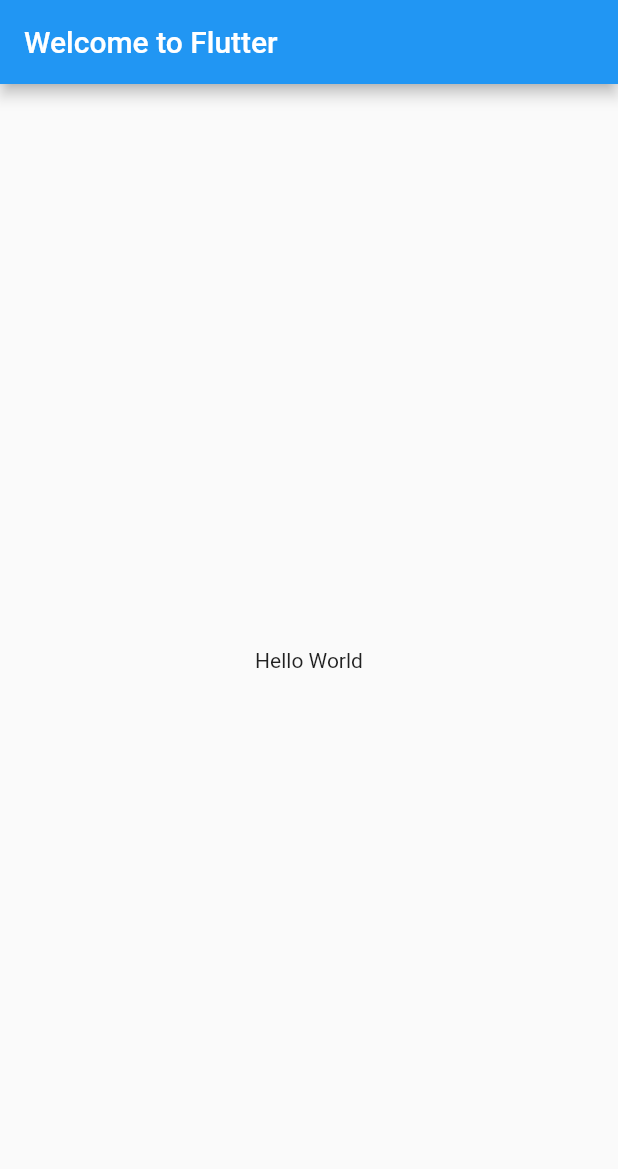
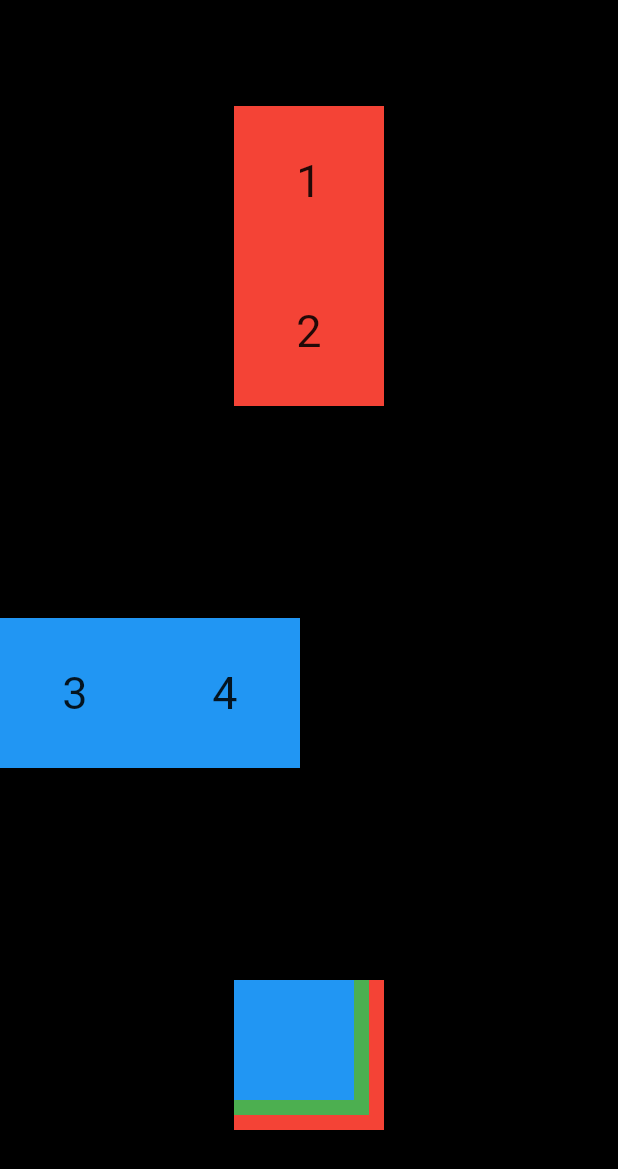
Before and after one commit to JorgeFigJoe/LDSW_Utilizcacion_de_widgets, a Flutter app: the screen it shows after launch, on a phone screen of 412 x 824 dp. Shown: the top 1169 px of the screen. Run offline on Flutter 3.47's test engine with Material 2 defaults, Android fonts, the phone set to English and light mode, and no system bars.

Commit message:
implementacion de stack column container y rows

```diff
--- /dev/null
+++ b/ldsw_utilizcacion_de_widgets/lib/columns.dart
@@ -0,0 +1,17 @@
+import 'package:flutter/material.dart';
+import 'package:ldsw_utilizcacion_de_widgets/contenedor.dart';
+
+class Columns extends StatelessWidget{
+
+  @override
+  Widget build(BuildContext context){
+    return Column(
+      //mainAxisAlignment: MainAxisAlignment.spaceAround,
+     // crossAxisAlignment: CrossAxisAlignment.stretch,
+      children: <Widget>[
+          Boxcontenedor(Colors.red, 1, 100.0),
+          Boxcontenedor(Colors.red, 2, 100.0)
+      ],
+    );
+  }
+}
--- /dev/null
+++ b/ldsw_utilizcacion_de_widgets/lib/contenedor.dart
@@ -0,0 +1,26 @@
+import 'package:flutter/material.dart';
+
+class Boxcontenedor extends StatelessWidget{
+    Color color;
+    int numero;
+    double ancho;
+
+    Boxcontenedor(this.color,this.numero,this.ancho);
+
+    @override
+    Widget build(BuildContext context){
+        return Container(
+            width: this.ancho,
+            height: this.ancho,
+            color: this.color,
+            child: Center(
+                child: Text(
+                    this.numero.toString(),
+                    style: TextStyle(
+                        fontSize: 30.0
+                    ),
+                ),
+            ),
+        );
+    }
+}
--- a/ldsw_utilizcacion_de_widgets/lib/main.dart
+++ b/ldsw_utilizcacion_de_widgets/lib/main.dart
@@ -1,24 +1,34 @@
 import 'package:flutter/material.dart';
+import 'package:ldsw_utilizcacion_de_widgets/columns.dart';
+import 'package:ldsw_utilizcacion_de_widgets/rows.dart';
+import 'package:ldsw_utilizcacion_de_widgets/stack.dart';
 
 void main() {
-  runApp(const MyApp());
+  runApp(EjemplosWidgets());
 }
 
-class MyApp extends StatelessWidget {
-  const MyApp({Key? key}) : super(key: key);
+class EjemplosWidgets extends StatelessWidget {
 
   @override
-  Widget build(BuildContext context) {
+  Widget build(BuildContext){
     return MaterialApp(
-      title: 'Welcome to Flutter',
       home: Scaffold(
-        appBar: AppBar(
-          title: const Text('Welcome to Flutter'),
-        ),
-        body: const Center(
-          child: Text('Hello World'),
+        body: Container(
+          width: double.infinity,
+          color: Colors.black,
+          child: Center(
+            child: Column(
+                mainAxisAlignment: MainAxisAlignment.spaceAround,
+              children: <Widget>[
+                Columns(),
+                Rowss(),
+                Stacks()
+              ],
+            ),
+          ),
         ),
       ),
     );
   }
+
 }
--- /dev/null
+++ b/ldsw_utilizcacion_de_widgets/lib/rows.dart
@@ -0,0 +1,17 @@
+import 'package:flutter/material.dart';
+import 'package:ldsw_utilizcacion_de_widgets/contenedor.dart';
+
+class Rowss extends StatelessWidget{
+
+  @override
+  Widget build(BuildContext context){
+    return Row(
+      //mainAxisAlignment: MainAxisAlignment.spaceAround,
+      //crossAxisAlignment: CrossAxisAlignment.stretch,
+      children: <Widget>[
+        Boxcontenedor(Colors.blue, 3, 100.0),
+        Boxcontenedor(Colors.blue, 4, 100.0)
+      ],
+    );
+  }
+}
--- /dev/null
+++ b/ldsw_utilizcacion_de_widgets/lib/stack.dart
@@ -0,0 +1,29 @@
+import 'package:flutter/material.dart';
+
+class Stacks extends StatelessWidget {
+
+  @override
+  Widget build(BuildContext context){
+    return Stack(
+      //mainAxisAlignment: MainAxisAlignment.spaceAround,
+      //crossAxisAlignment: CrossAxisAlignment.stretch,
+      children: <Widget>[
+        Container(
+          width: 100,
+          height: 100,
+          color: Colors.red,
+        ),
+        Container(
+          width: 90,
+          height: 90,
+          color: Colors.green,
+        ),
+        Container(
+          width: 80,
+          height: 80,
+          color: Colors.blue,
+        ),
+      ],
+    );
+  }
+}
```
